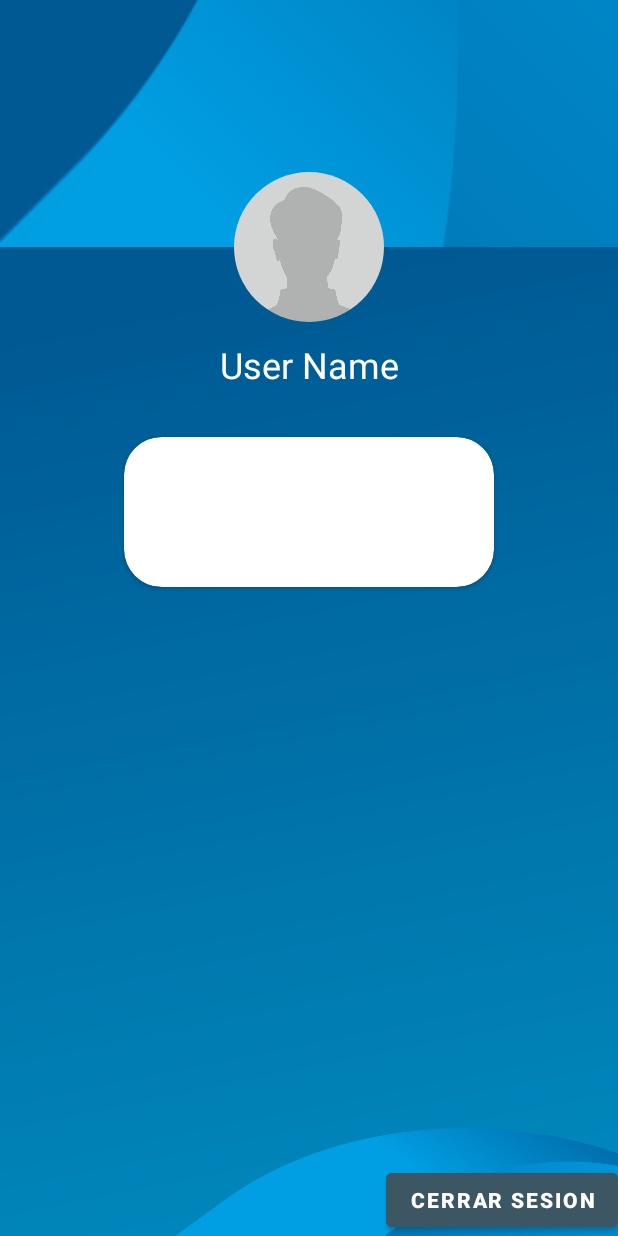
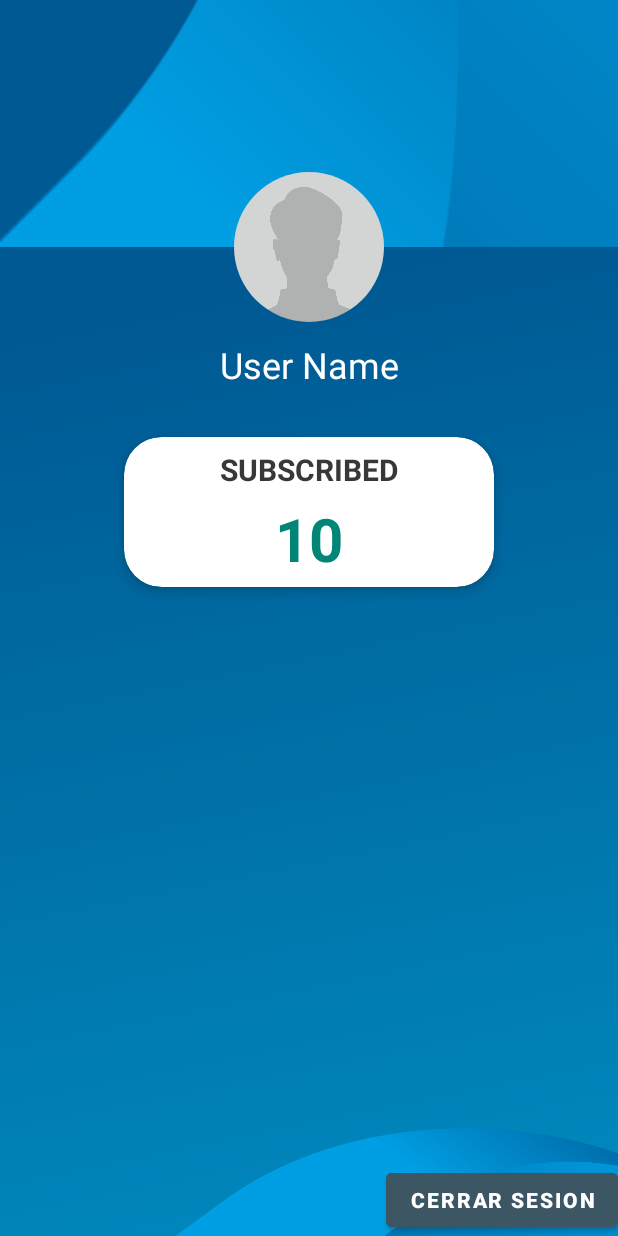
Before and after one commit to sebastianaranda/MoviTop, an Android app: the layout fragment_user_profile.xml on its own in the app's theme, with its tools: preview values and no code run, on a phone screen of 412 x 824 dp. Run offline under Robolectric (Android 15) with nearby library versions, the phone set to English and light mode, and no system bars.

Commit message:
Correcciones en pantalla de peliculas favoritas

```diff
--- a/app/src/main/java/com/arandasebastian/movitop/view/MainActivity.java
+++ b/app/src/main/java/com/arandasebastian/movitop/view/MainActivity.java
@@ -315,7 +315,7 @@ public class MainActivity extends AppCompatActivity implements MainFragmentsCont
 
     private void saveUserLoggedInFirestore() {
         FirebaseUser currentUser = auth.getCurrentUser();
-        User newUser = new User(currentUser.getDisplayName(),currentUser.getEmail(),currentUser.getPhotoUrl().toString());
+        User newUser = new User(currentUser.getDisplayName(),currentUser.getEmail(),currentUser.getPhotoUrl().toString().replace("s96-c", "s384-c"));
         FirebaseFirestore.getInstance()
                 .collection(COLLECTION_USERS)
                 .document(currentUser.getUid())
--- a/app/src/main/res/layout/activity_movie_details.xml
+++ b/app/src/main/res/layout/activity_movie_details.xml
@@ -101,6 +101,7 @@
                 android:layout_width="195dp"
                 android:layout_height="45dp"
                 app:cornerRadius="100dp"
+                android:textAllCaps="true"
                 style="@style/Widget.MaterialComponents.Button.OutlinedButton"
                 android:layout_marginTop="22dp"
                 app:layout_constraintLeft_toLeftOf="parent"
--- a/app/src/main/res/layout/fragment_main_fragments_container.xml
+++ b/app/src/main/res/layout/fragment_main_fragments_container.xml
@@ -14,6 +14,7 @@
         android:layout_height="wrap_content"
         android:layout_marginTop="8dp"
         android:text="@string/txt_topratedmovies_title"
+        android:textAllCaps="true"
         android:textColor="@color/gray"
         android:textSize="12sp"
         app:layout_constraintTop_toTopOf="parent"
@@ -58,6 +59,7 @@
         android:layout_width="wrap_content"
         android:layout_height="wrap_content"
         android:text="@string/txt_movie_list_all"
+        android:textAllCaps="true"
         android:textSize="12sp"
         app:layout_constraintTop_toBottomOf="@id/main_fragment_subscribedmovies_list_recycler"
         app:layout_constraintLeft_toLeftOf="@id/main_fragment_movies_list_recycler"
--- a/app/src/main/res/layout/fragment_user_profile.xml
+++ b/app/src/main/res/layout/fragment_user_profile.xml
@@ -47,7 +47,37 @@
         android:layout_marginTop="32dp"
         app:layout_constraintLeft_toLeftOf="@id/fragment_user_profile_guide_vertical_left"
         app:layout_constraintRight_toRightOf="@id/fragment_user_profile_guide_vertical_right"
-        app:layout_constraintTop_toBottomOf="@id/fragment_user_profile_user_name" />
+        app:layout_constraintTop_toBottomOf="@id/fragment_user_profile_user_name"
+        app:cardElevation="5dp"/>
+
+    <TextView
+        android:id="@+id/fragment_user_profile_subscribed_title"
+        android:layout_width="wrap_content"
+        android:layout_height="wrap_content"
+        android:text="@string/txt_userprofile_subscribed_count_title"
+        android:textSize="20sp"
+        android:textAllCaps="true"
+        android:textStyle="bold"
+        android:layout_marginTop="8dp"
+        app:layout_constraintTop_toTopOf="@id/fragment_user_profile_bg_fav"
+        app:layout_constraintLeft_toLeftOf="@id/fragment_user_profile_bg_fav"
+        app:layout_constraintRight_toRightOf="@id/fragment_user_profile_bg_fav"
+        android:textColor="@color/black"
+        android:elevation="5dp"/>
+
+    <TextView
+        android:id="@+id/fragment_user_profile_subscribed_count"
+        android:layout_width="wrap_content"
+        android:layout_height="wrap_content"
+        tools:text="10"
+        android:textSize="40sp"
+        android:textStyle="bold"
+        android:textColor="@color/colorPrimary"
+        app:layout_constraintTop_toBottomOf="@id/fragment_user_profile_subscribed_title"
+        app:layout_constraintLeft_toLeftOf="@id/fragment_user_profile_bg_fav"
+        app:layout_constraintRight_toRightOf="@id/fragment_user_profile_bg_fav"
+        app:layout_constraintBottom_toBottomOf="@id/fragment_user_profile_bg_fav"
+        android:elevation="5dp"/>
 
     <com.google.android.material.button.MaterialButton
         android:id="@+id/fragment_user_profile_material_button_logout"
--- a/app/src/main/res/layout/movie_row.xml
+++ b/app/src/main/res/layout/movie_row.xml
@@ -82,6 +82,7 @@
             android:letterSpacing="-0.05"
             android:gravity="center_horizontal"
             tools:text="GENERO"
+            android:textAllCaps="true"
             android:layout_marginStart="15dp"
             android:layout_marginEnd="15dp"
             android:layout_marginTop="5dp"
--- a/app/src/main/res/layout/search_movie_row.xml
+++ b/app/src/main/res/layout/search_movie_row.xml
@@ -44,6 +44,7 @@
         android:layout_width="wrap_content"
         android:layout_height="wrap_content"
         tools:text="DRAMA"
+        android:textAllCaps="true"
         android:textSize="13sp"
         app:layout_constraintLeft_toLeftOf="@id/search_movie_row_textview_title"
         app:layout_constraintTop_toBottomOf="@id/search_movie_row_textview_title"
@@ -58,6 +59,7 @@
         android:layout_height="36dp"
         app:cornerRadius="3dp"
         android:text="AGREGAR"
+        android:textAllCaps="true"
         android:textSize="12sp"
         style="@style/Widget.MaterialComponents.Button.OutlinedButton"
         android:textColor="@color/white"
```
Also changed, not shown: app/src/main/java/com/arandasebastian/movitop/view/MovieDetailsActivity.java (+6 -2 lines), app/src/main/java/com/arandasebastian/movitop/view/SubscribedMoviesFragment.java (+9 -4 lines), app/src/main/java/com/arandasebastian/movitop/view/UserProfileFragment.java (+17 -1 lines), app/src/main/res/values/strings.xml (+8 -7 lines), 1 other file.
